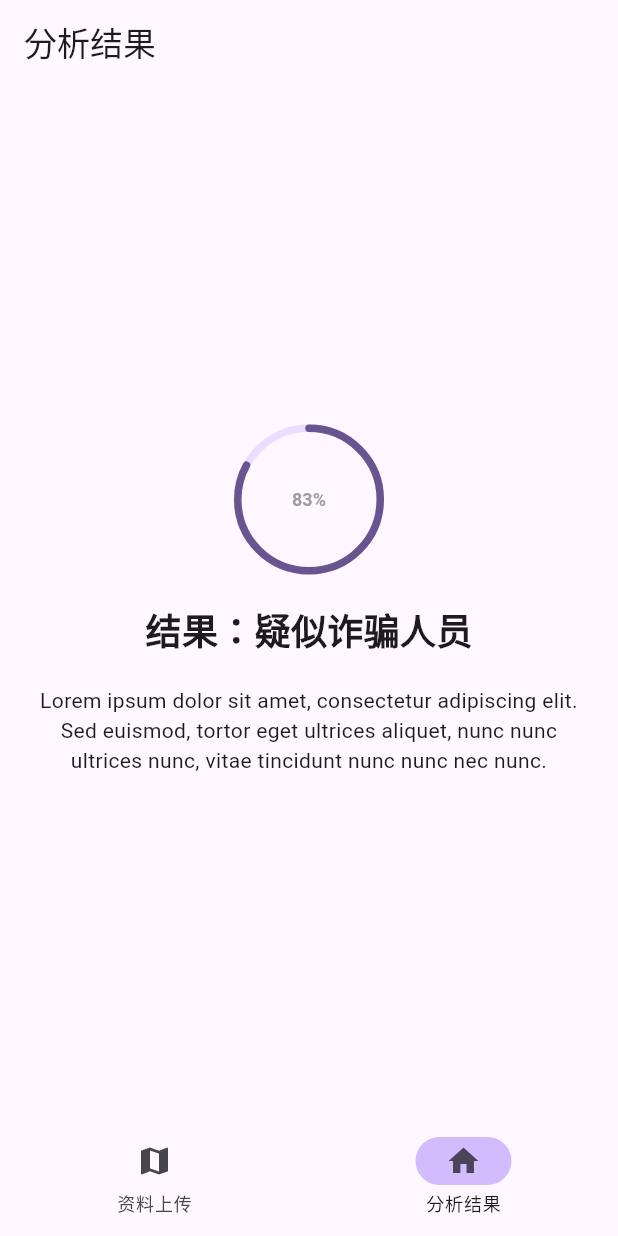
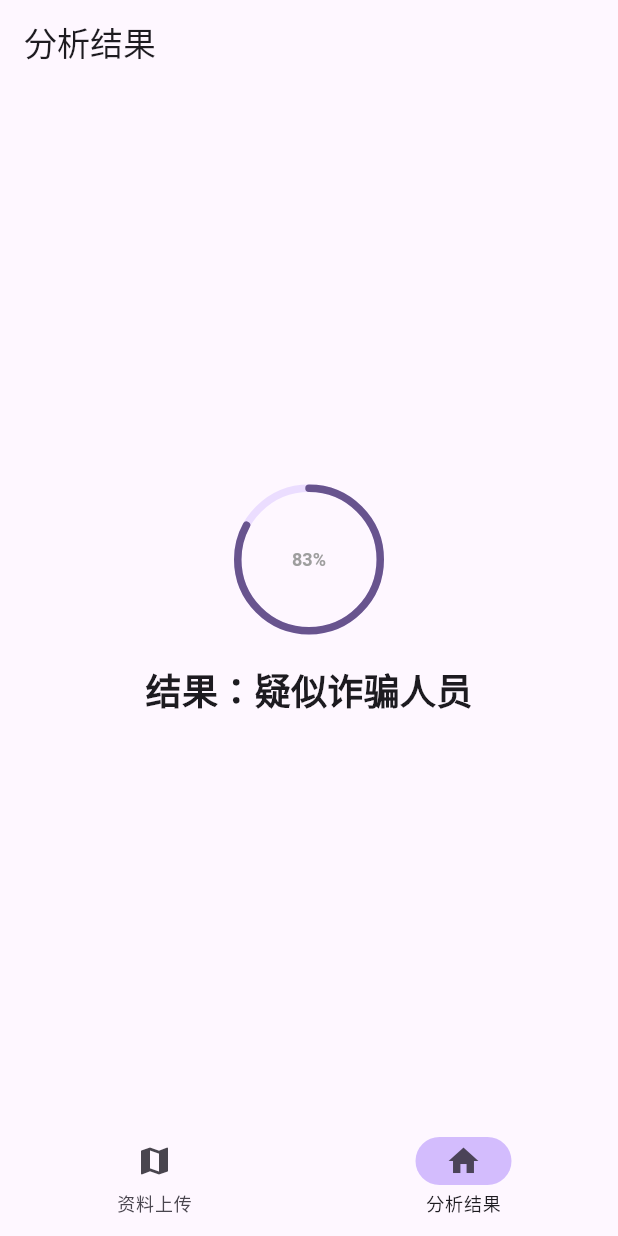
Before and after one commit to xeonds/anti-cheat, a Flutter app: the screen it shows after launch, item 2 of the bottom bar chosen, on a phone screen of 412 x 824 dp. Run offline on Flutter 3.47's test engine with Material 3 defaults, Android fonts, the phone set to English and light mode, and no system bars.

Commit message:
fix: remove ui text

```diff
--- a/app/lib/views/result.dart
+++ b/app/lib/views/result.dart
@@ -27,14 +27,6 @@ class ResultPage extends StatelessWidget {
                 fontWeight: FontWeight.bold,
               ),
             ),
-            const SizedBox(height: 20),
-            const Padding(
-              padding: EdgeInsets.symmetric(horizontal: 20),
-              child: Text(
-                'Lorem ipsum dolor sit amet, consectetur adipiscing elit. Sed euismod, tortor eget ultrices aliquet, nunc nunc ultrices nunc, vitae tincidunt nunc nunc nec nunc.',
-                textAlign: TextAlign.center,
-              ),
-            ),
           ],
         ),
       ),
```
